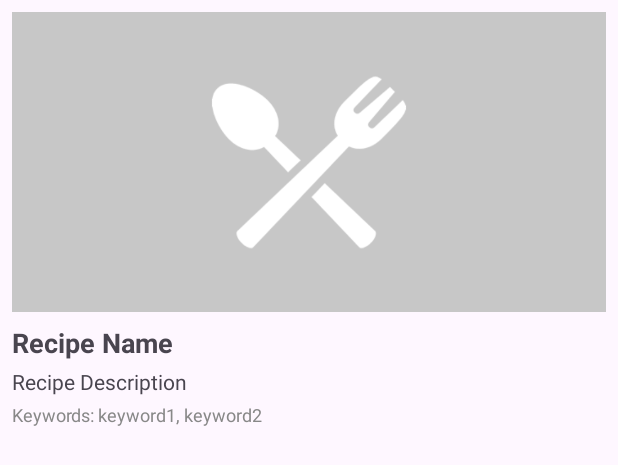
After one commit to FazakasNimrod/Android_2024, an Android app: the layout item_recipe.xml on its own in the app's theme, with its tools: preview values and no code run, on a phone screen of 412 x 824 dp. The commit adds this screen. Shown: the top 465 px of the screen. Run offline under Robolectric (Android 15) with nearby library versions, the light colour scheme and no system bars.

Commit message:
List displayed on the recipe fragment

```diff
--- a/android-project/app/build.gradle.kts
+++ b/android-project/app/build.gradle.kts
@@ -43,6 +43,7 @@ dependencies {
     implementation("androidx.constraintlayout:constraintlayout:2.1.4")
     implementation("androidx.activity:activity:1.8.0")
 
+    implementation("com.github.bumptech.glide:glide:4.16.0")
     implementation ("com.google.code.gson:gson:2.8.9")
 
     // Navigation Component dependencies
--- a/android-project/app/src/main/AndroidManifest.xml
+++ b/android-project/app/src/main/AndroidManifest.xml
@@ -1,6 +1,8 @@
 <?xml version="1.0" encoding="utf-8"?>
 <manifest xmlns:android="http://schemas.android.com/apk/res/android"
     xmlns:tools="http://schemas.android.com/tools">
+
+    <uses-permission android:name="android.permission.INTERNET" />
 
     <application
         android:allowBackup="true"
--- a/android-project/app/src/main/java/com/tasty/recipesapp/data/dto/RecipeDTO.kt
+++ b/android-project/app/src/main/java/com/tasty/recipesapp/data/dto/RecipeDTO.kt
@@ -20,7 +20,10 @@ data class RecipeDTO(
 
 fun RecipeDTO.toModel(): RecipeModel {
     return RecipeModel(
+        id = this.recipeID,
         name = this.name,
-        description = this.description
+        description = this.description,
+        thumbnailUrl = this.thumbnailUrl,
+        keywords = this.keywords
     )
 }
--- a/android-project/app/src/main/java/com/tasty/recipesapp/domain/model/RecipeModel.kt
+++ b/android-project/app/src/main/java/com/tasty/recipesapp/domain/model/RecipeModel.kt
@@ -1,11 +1,11 @@
 package com.tasty.recipesapp.domain.model
 
 data class RecipeModel(
-    //val id: Int,
+    val id: Int,
     val name: String,
     val description: String,
-    //val thumbnailUrl: String,
-    //val keywords: String,
+    val thumbnailUrl: String,
+    val keywords: String,
     //val isPublic: Boolean,
     //val userEmail: String,
     //val originalVideoUrl: String,
--- a/android-project/app/src/main/java/com/tasty/recipesapp/repository/RecipeRepository.kt
+++ b/android-project/app/src/main/java/com/tasty/recipesapp/repository/RecipeRepository.kt
@@ -36,11 +36,11 @@ class RecipeRepository(private val context: Context) {
 
     private fun RecipeDTO.toModel(): RecipeModel {
         return RecipeModel(
-            //id = this.recipeID,
+            id = this.recipeID,
             name = this.name,
             description = this.description,
-            //thumbnailUrl = this.thumbnailUrl,
-            //keywords = this.keywords,
+            thumbnailUrl = this.thumbnailUrl,
+            keywords = this.keywords,
             //isPublic = this.isPublic,
             //userEmail = this.userEmail,
             //originalVideoUrl = this.originalVideoUrl,
--- /dev/null
+++ b/android-project/app/src/main/res/layout/item_recipe.xml
@@ -0,0 +1,41 @@
+<?xml version="1.0" encoding="utf-8"?>
+<LinearLayout
+    xmlns:android="http://schemas.android.com/apk/res/android"
+    android:layout_width="match_parent"
+    android:layout_height="wrap_content"
+    android:orientation="vertical"
+    android:padding="8dp">
+
+    <ImageView
+        android:id="@+id/recipeImageView"
+        android:layout_width="match_parent"
+        android:layout_height="200dp"
+        android:scaleType="centerCrop"
+        android:src="@drawable/placeholder" />
+
+    <TextView
+        android:id="@+id/recipeNameTextView"
+        android:layout_width="wrap_content"
+        android:layout_height="wrap_content"
+        android:text="Recipe Name"
+        android:textSize="18sp"
+        android:textStyle="bold"
+        android:paddingTop="8dp" />
+
+    <TextView
+        android:id="@+id/recipeDescriptionTextView"
+        android:layout_width="wrap_content"
+        android:layout_height="wrap_content"
+        android:text="Recipe Description"
+        android:textSize="14sp"
+        android:paddingTop="4dp" />
+
+    <TextView
+        android:id="@+id/recipeKeywordsTextView"
+        android:layout_width="wrap_content"
+        android:layout_height="wrap_content"
+        android:text="Keywords: keyword1, keyword2"
+        android:textSize="12sp"
+        android:textColor="#888888"
+        android:paddingTop="4dp" />
+</LinearLayout>
```
Also changed, not shown: android-project/app/src/main/java/com/tasty/recipesapp/RecipesFragment.kt (+31 -17 lines), android-project/app/src/main/java/com/tasty/recipesapp/adapters/RecipeAdapter.kt (added, +54 -0 lines), android-project/app/src/main/res/layout/fragment_recipes.xml (+7 -25 lines), android-project/app/src/main/res/drawable/placeholder.png (added).
